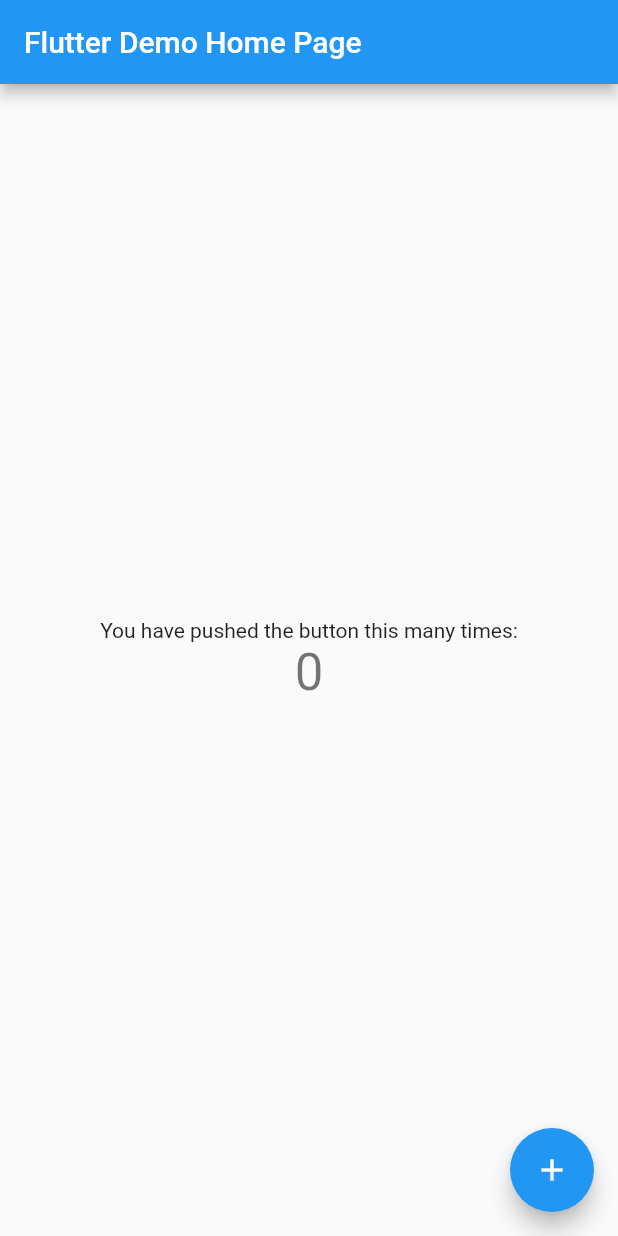
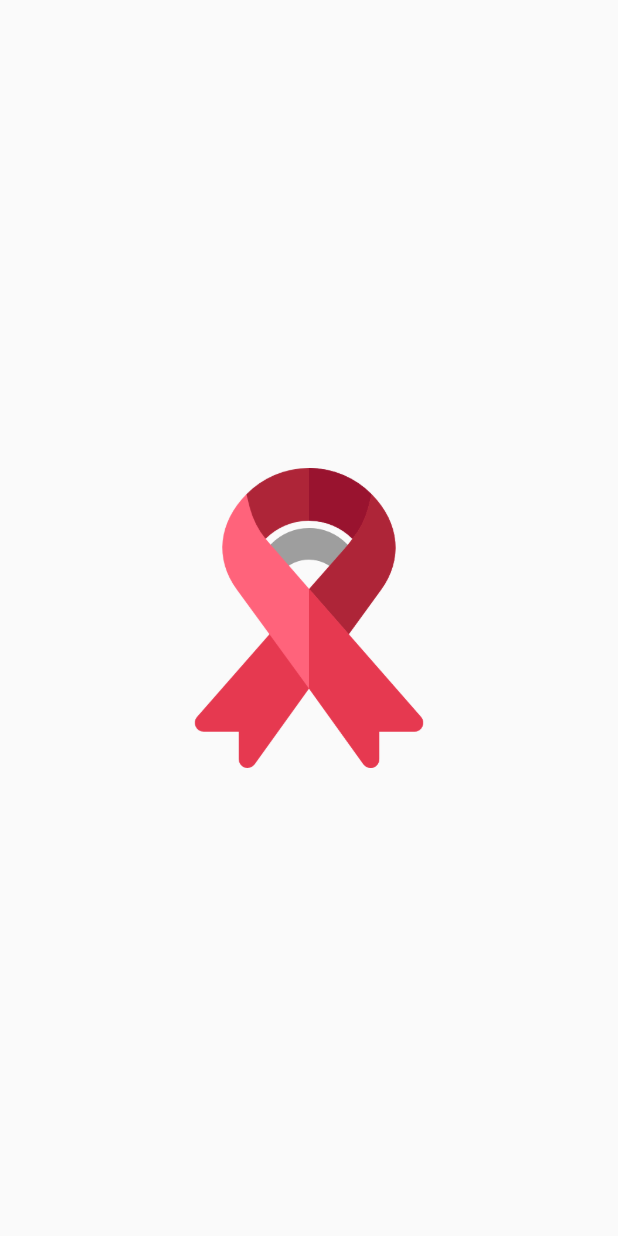
Before and after one commit to BrainyWayne/Health-Aid-App, a Flutter app: the first screen one second after launch, on a phone screen of 412 x 824 dp. Run offline on Flutter 3.47's test engine with Material 2 defaults, Android fonts, the light colour scheme and no system bars.

Commit message:
Splash Added

```diff
--- a/lib/main.dart
+++ b/lib/main.dart
@@ -1,25 +1,18 @@
+import 'dart:async';
+
 import 'package:flutter/material.dart';
+import 'package:health_aid_app/pages/home.dart';
 import 'package:health_aid_app/pages/login.dart';
 import 'package:health_aid_app/pages/signup.dart';
 
 void main() => runApp(MyApp());
 
 class MyApp extends StatelessWidget {
-  // This widget is the root of your application.
   @override
   Widget build(BuildContext context) {
     return MaterialApp(
       title: 'Flutter Demo',
       theme: ThemeData(
-        // This is the theme of your application.
-        //
-        // Try running your application with "flutter run". You'll see the
-        // application has a blue toolbar. Then, without quitting the app, try
-        // changing the primarySwatch below to Colors.green and then invoke
-        // "hot reload" (press "r" in the console where you ran "flutter run",
-        // or simply save your changes to "hot reload" in a Flutter IDE).
-        // Notice that the counter didn't reset back to zero; the application
-        // is not restarted.
         primarySwatch: Colors.blue,
       ),
       home: MyHomePage(title: 'Flutter Demo Home Page'),
@@ -27,80 +20,100 @@
   }
 }
 
+   double pulseValue;
+   double pulseValueGrey;
+
+
 class MyHomePage extends StatefulWidget {
   MyHomePage({Key key, this.title}) : super(key: key);
 
-  // This widget is the home page of your application. It is stateful, meaning
-  // that it has a State object (defined below) that contains fields that affect
-  // how it looks.
+  final String title;
 
-  // This class is the configuration for the state. It holds the values (in this
-  // case the title) provided by the parent (in this case the App widget) and
-  // used by the build method of the State. Fields in a Widget subclass are
-  // always marked "final".
-
-  final String title;
 
   @override
   _MyHomePageState createState() => _MyHomePageState();
 }
 
 class _MyHomePageState extends State<MyHomePage> {
-  int _counter = 0;
+  @override
+  void initState() {
+    Timer(Duration(seconds: 4), () {
+      Navigator.pushReplacement(context,
+          MaterialPageRoute(builder: (BuildContext context) => Login()));
+    });
 
-  void _incrementCounter() {
-    Navigator.push(context, MaterialPageRoute(builder: (BuildContext context) => SignUp()));
+
+    pulseIn();
+
+
+
+    super.initState();
+  }
+
+  void pulseOut() {
+    Timer(Duration(milliseconds: 500), () {
+      setState(() {
+        setState(() {
+          pulseValue = 120;
+          pulseValueGrey = 200;
+        });
+      });
+      pulseIn();
+    });
+  }
+
+  void pulseIn() {
+    Timer(Duration(milliseconds: 500), () {
+      setState(() {
+        setState(() {
+          pulseValue = 200;
+          pulseValueGrey = 120;
+        });
+      });
+      pulseOut();
+    });
   }
 
   @override
   Widget build(BuildContext context) {
-    // This method is rerun every time setState is called, for instance as done
-    // by the _incrementCounter method above.
-    //
-    // The Flutter framework has been optimized to make rerunning build methods
-    // fast, so that you can just rebuild anything that needs updating rather
-    // than having to individually change instances of widgets.
-    return Scaffold(
-      appBar: AppBar(
-        // Here we take the value from the MyHomePage object that was created by
-        // the App.build method, and use it to set our appbar title.
-        title: Text(widget.title),
-      ),
-      body: Center(
-        // Center is a layout widget. It takes a single child and positions it
-        // in the middle of the parent.
-        child: Column(
-          // Column is also a layout widget. It takes a list of children and
-          // arranges them vertically. By default, it sizes itself to fit its
-          // children horizontally, and tries to be as tall as its parent.
-          //
-          // Invoke "debug painting" (press "p" in the console, choose the
-          // "Toggle Debug Paint" action from the Flutter Inspector in Android
-          // Studio, or the "Toggle Debug Paint" command in Visual Studio Code)
-          // to see the wireframe for each widget.
-          //
-          // Column has various properties to control how it sizes itself and
-          // how it positions its children. Here we use mainAxisAlignment to
-          // center the children vertically; the main axis here is the vertical
-          // axis because Columns are vertical (the cross axis would be
-          // horizontal).
-          mainAxisAlignment: MainAxisAlignment.center,
+    return Material(
+      child: AnimatedContainer(
+        duration: Duration(milliseconds: 1000),
+        curve: Curves.easeIn,
+        height: MediaQuery.of(context).size.height,
+        width: MediaQuery.of(context).size.width,
+        child: Stack(
           children: <Widget>[
-            Text(
-              'You have pushed the button this many times:',
+            Center(
+              child: AnimatedContainer(
+                duration: Duration(milliseconds: 1000),
+                curve: Curves.easeIn,
+                height: pulseValueGrey,
+                width: pulseValueGrey,
+                child: Image.asset(
+                  "assets/cancer-2.png",
+                  fit: BoxFit.cover,
+                  color: Colors.grey,
+                ),
+              ),
             ),
-            Text(
-              '$_counter',
-              style: Theme.of(context).textTheme.display1,
+            Center(
+              child: AnimatedContainer(
+                duration: Duration(milliseconds: 1000),
+                curve: Curves.easeIn,
+                height: pulseValue,
+                width: pulseValue,
+                child: Image.asset(
+                  "assets/cancer-2.png",
+                  fit: BoxFit.cover,
+                ),
+              ),
             ),
           ],
         ),
       ),
-      floatingActionButton: FloatingActionButton(
-        onPressed: _incrementCounter,
-        tooltip: 'Increment',
-        child: Icon(Icons.add),
-      ), // This trailing comma makes auto-formatting nicer for build methods.
     );
   }
+
+
 }
```
Also changed, not shown: 2 other files.
